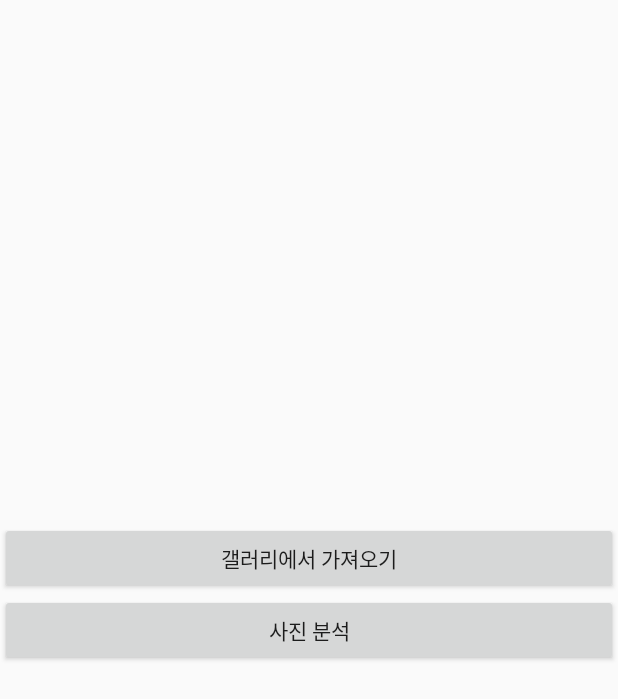
After one commit to h-sw/what-cat-do, an Android app: the ImageSelectActivity screen opened directly, with no data from a screen before it, on a phone screen of 412 x 824 dp. The commit adds this screen. Shown: the top 699 px of the screen. Run offline under Robolectric (Android 15) with nearby library versions, the phone set to English and light mode, and no system bars.

Commit message:
갤러리 불러오는거 구현 끝, 카메라 개편중 ㅜㅜ

```diff
--- /dev/null
+++ b/app/src/main/java/com/team_project2/hans/whatcatdo/ImageSelectActivity.java
@@ -0,0 +1,76 @@
+package com.team_project2.hans.whatcatdo;
+
+import android.content.Intent;
+import android.graphics.Bitmap;
+import android.graphics.BitmapFactory;
+import android.os.Bundle;
+import android.support.design.widget.FloatingActionButton;
+import android.support.design.widget.Snackbar;
+import android.support.v7.app.AppCompatActivity;
+import android.support.v7.widget.Toolbar;
+import android.view.View;
+import android.widget.Button;
+import android.widget.ImageView;
+import android.widget.Toast;
+
+import java.io.InputStream;
+
+public class ImageSelectActivity extends AppCompatActivity {
+    private ImageView img_select;
+    private Button btn_select;
+    private Button btn_analyze_picture;
+
+    private boolean isSelect = false;
+
+
+    @Override
+    protected void onCreate(Bundle savedInstanceState) {
+        super.onCreate(savedInstanceState);
+        setContentView(R.layout.activity_image_select);
+
+        img_select = findViewById(R.id.img_select);
+        btn_select = findViewById(R.id.btn_select);
+        btn_analyze_picture = findViewById(R.id.btn_analyze_picture);
+
+
+        btn_select.setOnClickListener(new View.OnClickListener() {
+            @Override
+            public void onClick(View v) {
+                Intent intent = new Intent();
+                intent.setType("image/*");
+                intent.setAction(Intent.ACTION_GET_CONTENT);
+                startActivityForResult(intent,1);
+            }
+        });
+
+        btn_analyze_picture.setOnClickListener(new View.OnClickListener() {
+            @Override
+            public void onClick(View v) {
+               if(isSelect){
+
+               }else{
+                   Toast.makeText(ImageSelectActivity.this, "이미지를 먼저 선택해 주세요!", Toast.LENGTH_SHORT).show();
+               }
+            }
+        });
+
+    }
+
+    @Override
+    protected void onActivityResult(int requestCode, int resultCode, Intent data){
+        if(requestCode == 1){
+            if(resultCode == RESULT_OK){
+                try{
+                    InputStream inputStream = getContentResolver().openInputStream(data.getData());
+                    Bitmap img = BitmapFactory.decodeStream(inputStream);
+                    inputStream.close();
+                    img_select.setImageBitmap(img);
+                    isSelect = true;
+                }catch (Exception e){
+                    e.printStackTrace();
+                }
+            }
+        }
+    }
+
+}
--- a/app/src/main/java/com/team_project2/hans/whatcatdo/MainActivity.java
+++ b/app/src/main/java/com/team_project2/hans/whatcatdo/MainActivity.java
@@ -29,6 +29,12 @@ public class MainActivity extends AppCompatActivity {
         card_camera = findViewById(R.id.card_camera);
         card_log = findViewById(R.id.card_log);
 
+        card_picture.setOnClickListener(new View.OnClickListener() {
+            @Override
+            public void onClick(View v) {
+                startActivity(new Intent(MainActivity.this,ImageSelectActivity.class));
+            }
+        });
         card_camera.setOnClickListener(new View.OnClickListener() {
             @Override
             public void onClick(View v) {
--- /dev/null
+++ b/app/src/main/res/drawable/ic_circle_shape_outline.xml
@@ -0,0 +1,4 @@
+<vector android:height="24dp" android:viewportHeight="438.533"
+    android:viewportWidth="438.533" android:width="24dp" xmlns:android="http://schemas.android.com/apk/res/android">
+    <path android:fillColor="#80FFFFFF" android:pathData="M409.133,109.203c-19.608,-33.592 -46.205,-60.189 -79.798,-79.796C295.736,9.801 259.058,0 219.273,0c-39.781,0 -76.47,9.801 -110.063,29.407c-33.595,19.604 -60.192,46.201 -79.8,79.796C9.801,142.8 0,179.489 0,219.267c0,39.78 9.804,76.463 29.407,110.062c19.607,33.592 46.204,60.189 79.799,79.798c33.597,19.605 70.283,29.407 110.063,29.407s76.47,-9.802 110.065,-29.407c33.593,-19.602 60.189,-46.206 79.795,-79.798c19.603,-33.596 29.403,-70.284 29.403,-110.062C438.533,179.485 428.732,142.795 409.133,109.203zM353.742,297.208c-13.894,23.791 -32.736,42.633 -56.527,56.534c-23.791,13.894 -49.771,20.834 -77.945,20.834c-28.167,0 -54.149,-6.94 -77.943,-20.834c-23.791,-13.901 -42.633,-32.743 -56.527,-56.534c-13.897,-23.791 -20.843,-49.772 -20.843,-77.941c0,-28.171 6.949,-54.152 20.843,-77.943c13.891,-23.791 32.738,-42.637 56.527,-56.53c23.791,-13.895 49.772,-20.84 77.943,-20.84c28.173,0 54.154,6.945 77.945,20.84c23.791,13.894 42.634,32.739 56.527,56.53c13.895,23.791 20.838,49.772 20.838,77.943C374.58,247.436 367.637,273.417 353.742,297.208z"/>
+</vector>
--- /dev/null
+++ b/app/src/main/res/layout/activity_image_select.xml
@@ -0,0 +1,27 @@
+<?xml version="1.0" encoding="utf-8"?>
+<LinearLayout xmlns:android="http://schemas.android.com/apk/res/android"
+    xmlns:tools="http://schemas.android.com/tools"
+    android:layout_width="match_parent"
+    android:layout_height="match_parent"
+    tools:context=".ImageSelectActivity"
+    android:orientation="vertical">
+
+    <ImageView
+
+        android:id="@+id/img_select"
+        android:layout_gravity="center"
+        android:layout_width="300dp"
+        android:layout_height="300dp"
+        android:layout_marginVertical="24dp"/>
+    <Button
+        android:id="@+id/btn_select"
+        android:layout_width="match_parent"
+        android:layout_height="wrap_content"
+        android:text="갤러리에서 가져오기"/>
+    <Button
+        android:id="@+id/btn_analyze_picture"
+        android:layout_width="match_parent"
+        android:layout_height="wrap_content"
+        android:text="사진 분석"/>
+
+</LinearLayout>
--- /dev/null
+++ b/app/src/main/res/values/dimens.xml
@@ -0,0 +1,3 @@
+<resources>
+    <dimen name="fab_margin">16dp</dimen>
+</resources>
--- a/app/src/main/res/values/strings.xml
+++ b/app/src/main/res/values/strings.xml
@@ -3,4 +3,5 @@
 
     <!-- TODO: Remove or change this placeholder text -->
     <string name="hello_blank_fragment">Hello blank fragment</string>
+    <string name="title_activity_image_select">ImageSelectActivity</string>
 </resources>
--- a/app/src/main/res/values/styles.xml
+++ b/app/src/main/res/values/styles.xml
@@ -8,4 +8,13 @@
         <item name="colorAccent">@color/colorAccent</item>
     </style>
 
+    <style name="AppTheme.NoActionBar">
+        <item name="windowActionBar">false</item>
+        <item name="windowNoTitle">true</item>
+    </style>
+
+    <style name="AppTheme.AppBarOverlay" parent="ThemeOverlay.AppCompat.Dark.ActionBar" />
+
+    <style name="AppTheme.PopupOverlay" parent="ThemeOverlay.AppCompat.Light" />
+
 </resources>
```
Also changed, not shown: app/build.gradle (+3 -9 lines), app/src/main/AndroidManifest.xml (+7 -2 lines), app/src/main/java/com/team_project2/hans/whatcatdo/CameraActivity.java (+67 -24 lines), app/src/main/res/layout/activity_camera.xml (+17 -4 lines), app/src/main/res/layout/content_image_select.xml (added, +11 -0 lines).
